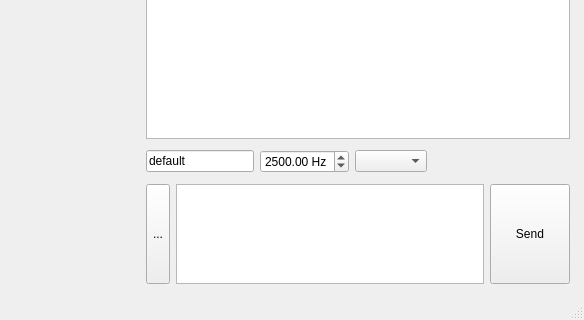
BimBim134/vibe-audioModem, file src/UI/pyqt/main_window.ui: the form before one commit; both pictures show x 309 to 893 and y 597 to 917 of the 893 by 917 pixel window.
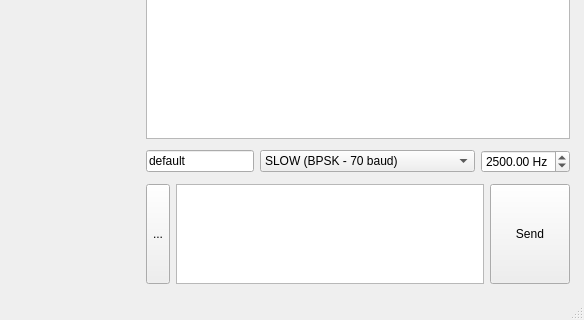
The form after the commit.

Commit message: feat: Implement initial audio modem core with transmitter, demodulator, web UI, PyQt UI, and a centralized configuration system.

Diff of the .ui file:
```diff
--- a/src/UI/pyqt/main_window.ui
+++ b/src/UI/pyqt/main_window.ui
@@ -164,6 +164,31 @@
             </property>
            </widget>
           </item>
+          <item>
+           <widget class="QComboBox" name="modulationChooser">
+            <property name="sizePolicy">
+             <sizepolicy hsizetype="MinimumExpanding" vsizetype="Fixed">
+              <horstretch>0</horstretch>
+              <verstretch>0</verstretch>
+             </sizepolicy>
+            </property>
+            <item>
+             <property name="text">
+              <string>SLOW (BPSK - 70 baud)</string>
+             </property>
+            </item>
+            <item>
+             <property name="text">
+              <string>MEDIUM (DQPSK - 200 baud)</string>
+             </property>
+            </item>
+            <item>
+             <property name="text">
+              <string>FAST (8PSK - 500 baud)</string>
+             </property>
+            </item>
+           </widget>
+          </item>
           <item>
            <widget class="QDoubleSpinBox" name="CarrierFrequency">
             <property name="frame">
@@ -189,22 +214,6 @@
             </property>
            </widget>
           </item>
-          <item>
-           <widget class="QComboBox" name="modulationChooser"/>
-          </item>
-          <item>
-           <spacer name="horizontalSpacer">
-            <property name="orientation">
-             <enum>Qt::Horizontal</enum>
-            </property>
-            <property name="sizeHint" stdset="0">
-             <size>
-              <width>40</width>
-              <height>20</height>
-             </size>
-            </property>
-           </spacer>
-          </item>
          </layout>
         </widget>
        </item>
```
Left out of the diff: 6 changed lines with no effect on the pictures. The commit also changes 7 other files.
